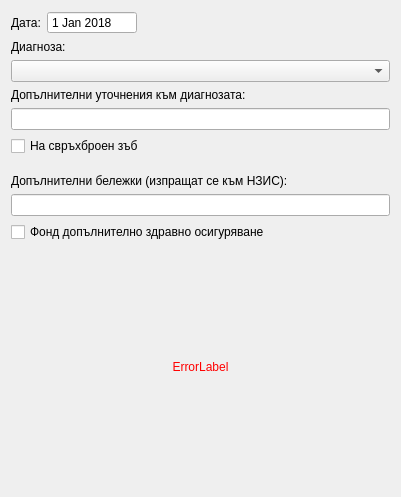
Old version of the form src/View/SubWidgets/ProcedureInput.ui in the repository thefinalcutbg/DinoDent.
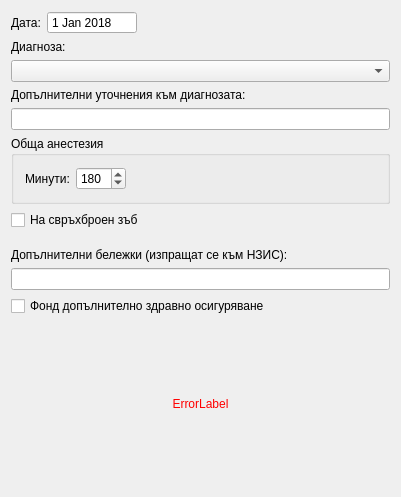
New version of the form. Custom widgets are drawn as their Qt base class.

Commit message: Introduced custom procedure type

The edit to the form file:
```diff
--- a/src/View/SubWidgets/ProcedureInput.ui
+++ b/src/View/SubWidgets/ProcedureInput.ui
@@ -118,6 +118,60 @@
    <item>
     <layout class="QHBoxLayout" name="horizontalLayout_3"/>
    </item>
+   <item>
+    <widget class="QGroupBox" name="anesthesiaGroup">
+     <property name="title">
+      <string>Обща анестезия</string>
+     </property>
+     <layout class="QHBoxLayout" name="horizontalLayout_5">
+      <item>
+       <widget class="QLabel" name="label">
+        <property name="text">
+         <string>Минути:</string>
+        </property>
+       </widget>
+      </item>
+      <item>
+       <widget class="QSpinBox" name="anesthesiaSpin">
+        <property name="sizePolicy">
+         <sizepolicy hsizetype="Minimum" vsizetype="Fixed">
+          <horstretch>0</horstretch>
+          <verstretch>0</verstretch>
+         </sizepolicy>
+        </property>
+        <property name="minimumSize">
+         <size>
+          <width>50</width>
+          <height>0</height>
+         </size>
+        </property>
+        <property name="minimum">
+         <number>1</number>
+        </property>
+        <property name="maximum">
+         <number>360</number>
+        </property>
+        <property name="value">
+         <number>180</number>
+        </property>
+       </widget>
+      </item>
+      <item>
+       <spacer name="horizontalSpacer">
+        <property name="orientation">
+         <enum>Qt::Horizontal</enum>
+        </property>
+        <property name="sizeHint" stdset="0">
+         <size>
+          <width>40</width>
+          <height>20</height>
+         </size>
+        </property>
+       </spacer>
+      </item>
+     </layout>
+    </widget>
+   </item>
    <item>
     <widget class="QCheckBox" name="hyperdonticCheckBox">
      <property name="text">
```
The commit also changes 14 other files.
